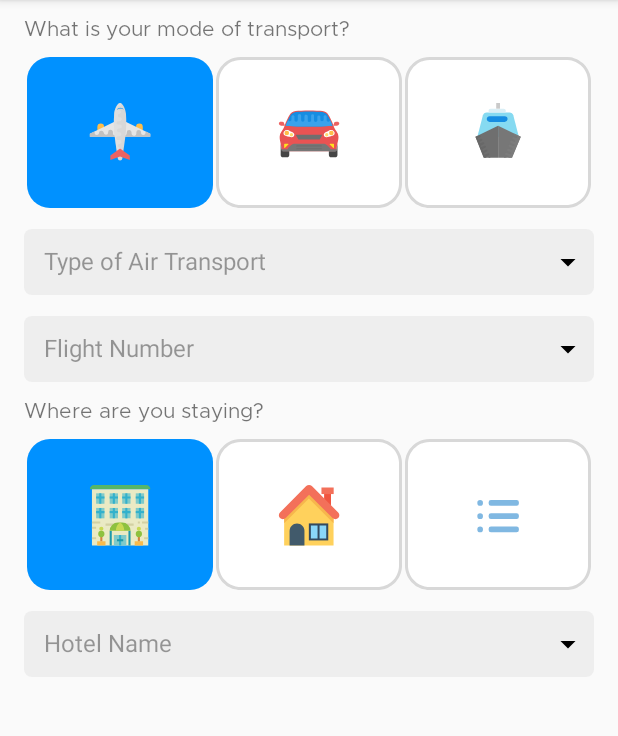
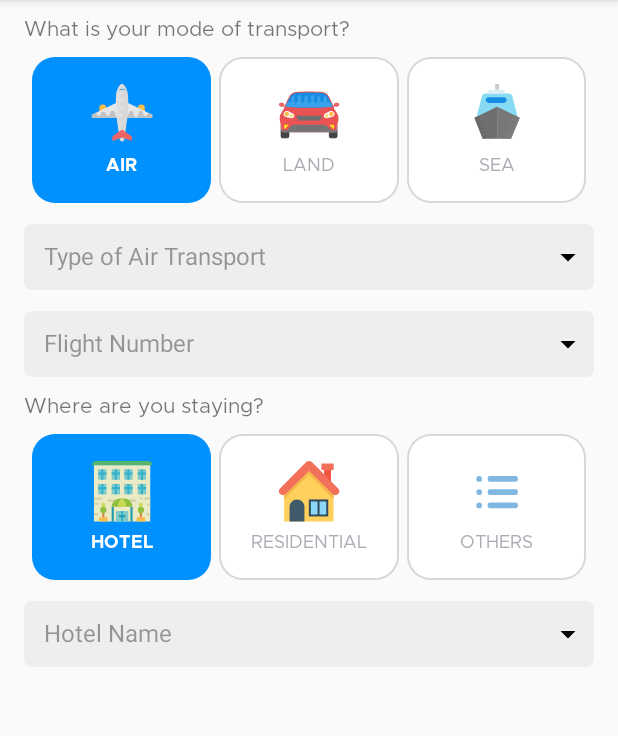
Before and after one commit to TORU0239/CustomSelector, an Android app: the screen it shows after launch (MainActivity), on a phone screen of 412 x 824 dp, the part 84-820 px from its top. Run offline under Robolectric (Android 15) with nearby library versions, the phone set to English and light mode, and no system bars.

```diff
--- a/app/src/main/java/sg/toru/customselector/view/CustomSelector.kt
+++ b/app/src/main/java/sg/toru/customselector/view/CustomSelector.kt
@@ -1,6 +1,10 @@
 package sg.toru.customselector.view
 
 import android.content.Context
+import android.graphics.Color
+import android.graphics.Typeface
+import android.graphics.fonts.Font
+import android.graphics.fonts.FontFamily
 import android.util.AttributeSet
 import android.view.LayoutInflater
 import android.view.View
@@ -8,6 +12,7 @@ import android.widget.ImageView
 import android.widget.TextView
 import androidx.constraintlayout.widget.ConstraintLayout
 import androidx.core.content.ContextCompat
+import androidx.core.content.res.ResourcesCompat
 import sg.toru.customselector.R
 import java.lang.IllegalStateException
 
@@ -40,9 +45,18 @@ class CustomSelector : ConstraintLayout {
 
     private var currentSelectedSubType:String = ""
 
+
+    private lateinit var metropolisBold:Typeface
+    private lateinit var metropolisRegular:Typeface
+    private fun initFont(){
+        metropolisBold = ResourcesCompat.getFont(context, R.font.metropolis_bold)!!
+        metropolisRegular = ResourcesCompat.getFont(context, R.font.metropolis_regular)!!
+    }
+
     private fun init(attrs:AttributeSet?){
         val view = LayoutInflater.from(context).inflate(R.layout.layout_cusom_selector, this, false)
         addView(view)
+        initFont()
         textHeader = view.findViewById(R.id.txt_head)
 
         button1 = view.findViewById(R.id.btn_first)
@@ -77,15 +91,25 @@ class CustomSelector : ConstraintLayout {
 
         when(currentSelectorType){
             KindOfSeelector.TRANSPORT->{
-                (button1.getChildAt(0) as ImageView).setImageResource(R.drawable.ic_plane)
-                (button2.getChildAt(0) as ImageView).setImageResource(R.drawable.ic_car)
-                (button3.getChildAt(0) as ImageView).setImageResource(R.drawable.ic_ship)
+                (button1.getChildAt(1) as ImageView).setImageResource(R.drawable.ic_plane)
+                (button1.getChildAt(2) as TextView).text = Transport.AIR.name
+
+                (button2.getChildAt(1) as ImageView).setImageResource(R.drawable.ic_car)
+                (button2.getChildAt(2) as TextView).text = Transport.LAND.name
+
+                (button3.getChildAt(1) as ImageView).setImageResource(R.drawable.ic_ship)
+                (button3.getChildAt(2) as TextView).text = Transport.SEA.name
             }
 
             KindOfSeelector.RESIDENCE->{
-                (button1.getChildAt(0) as ImageView).setImageResource(R.drawable.ic_hotel)
-                (button2.getChildAt(0) as ImageView).setImageResource(R.drawable.ic_residential)
-                (button3.getChildAt(0) as ImageView).setImageResource(R.drawable.ic_options)
+                (button1.getChildAt(1) as ImageView).setImageResource(R.drawable.ic_hotel)
+                (button1.getChildAt(2) as TextView).text = Residence.HOTEL.name
+
+                (button2.getChildAt(1) as ImageView).setImageResource(R.drawable.ic_residential)
+                (button2.getChildAt(2) as TextView).text = Residence.RESIDENTIAL.name
+
+                (button3.getChildAt(1) as ImageView).setImageResource(R.drawable.ic_options)
+                (button3.getChildAt(2) as TextView).text = Residence.OTHERS.name
             }
         }
 
@@ -126,18 +150,60 @@ class CustomSelector : ConstraintLayout {
         when(button){
             button1 ->{
                 button1.background = ContextCompat.getDrawable(context, R.drawable.rect_cornered_box_selected)
+                (button1.getChildAt(2) as TextView).apply {
+                    setTextColor(resources.getColor(R.color.selectedTextColor, null))
+                    typeface = metropolisBold
+                }
+
                 button2.background = ContextCompat.getDrawable(context, R.drawable.rect_cornered_box_unselected)
+                (button2.getChildAt(2) as TextView).apply {
+                    setTextColor(resources.getColor(R.color.basicTextColor, null))
+                    typeface = metropolisRegular
+                }
+
                 button3.background = ContextCompat.getDrawable(context, R.drawable.rect_cornered_box_unselected)
+                (button3.getChildAt(2) as TextView).apply {
+                    setTextColor(resources.getColor(R.color.basicTextColor, null))
+                    typeface = metropolisRegular
+                }
             }
             button2 ->{
                 button1.background = ContextCompat.getDrawable(context, R.drawable.rect_cornered_box_unselected)
+                (button1.getChildAt(2) as TextView).apply {
+                    typeface = metropolisRegular
+                    setTextColor(resources.getColor(R.color.basicTextColor, null))
+                }
+
                 button2.background = ContextCompat.getDrawable(context, R.drawable.rect_cornered_box_selected)
+                (button2.getChildAt(2) as TextView).apply {
+                    typeface = metropolisBold
+                    setTextColor(resources.getColor(R.color.selectedTextColor, null))
+                }
+
                 button3.background = ContextCompat.getDrawable(context, R.drawable.rect_cornered_box_unselected)
+                (button3.getChildAt(2) as TextView).apply {
+                    typeface = metropolisRegular
+                    setTextColor(resources.getColor(R.color.basicTextColor, null))
+                }
             }
             button3 ->{
                 button1.background = ContextCompat.getDrawable(context, R.drawable.rect_cornered_box_unselected)
+                (button1.getChildAt(2) as TextView).apply {
+                    typeface = metropolisRegular
+                    setTextColor(resources.getColor(R.color.basicTextColor, null))
+                }
+
                 button2.background = ContextCompat.getDrawable(context, R.drawable.rect_cornered_box_unselected)
+                (button2.getChildAt(2) as TextView).apply {
+                    typeface = metropolisRegular
+                    setTextColor(resources.getColor(R.color.basicTextColor, null))
+                }
+
                 button3.background = ContextCompat.getDrawable(context, R.drawable.rect_cornered_box_selected)
+                (button3.getChildAt(2) as TextView).apply {
+                    typeface = metropolisBold
+                    setTextColor(resources.getColor(R.color.selectedTextColor, null))
+                }
             }
             else -> throw IllegalStateException("WTF?")
         }
--- a/app/src/main/res/drawable/rect_cornered_box_unselected.xml
+++ b/app/src/main/res/drawable/rect_cornered_box_unselected.xml
@@ -4,8 +4,8 @@
     <solid
         android:color="@android:color/white"/>
     <stroke
-        android:width="2dp"
-        android:dashWidth="2dp"
+        android:width="1dp"
+        android:dashWidth="1dp"
         android:color="#d8d8d8"/>
     <corners
         android:radius="15dp"/>
--- a/app/src/main/res/layout/layout_cusom_selector.xml
+++ b/app/src/main/res/layout/layout_cusom_selector.xml
@@ -29,69 +29,44 @@
         app:layout_constraintStart_toStartOf="@id/guideline_start_16dp"
         app:layout_constraintTop_toTopOf="parent" />
 
-    <androidx.constraintlayout.widget.ConstraintLayout
+    <include
+        layout="@layout/layout_custom_button"
         android:id="@+id/btn_first"
         android:layout_width="0dp"
         android:layout_height="0dp"
         android:layout_marginTop="10dp"
-        android:background="@drawable/rect_cornered_box_selected"
-        app:layout_constraintWidth_percent="0.3"
+        app:layout_constraintWidth_percent="0.29"
         app:layout_constraintDimensionRatio="1.23:1"
+        app:layout_constraintStart_toStartOf="@id/guideline_start_16dp"
         app:layout_constraintEnd_toStartOf="@+id/btn_second"
-        app:layout_constraintStart_toStartOf="@id/guideline_start_16dp"
-        app:layout_constraintTop_toBottomOf="@id/txt_head">
-        <ImageView
-            android:id="@+id/image_first"
-            android:layout_width="wrap_content"
-            android:layout_height="wrap_content"
-            app:layout_constraintStart_toStartOf="parent"
-            app:layout_constraintTop_toTopOf="parent"
-            app:layout_constraintBottom_toBottomOf="parent"
-            app:layout_constraintEnd_toEndOf="parent"/>
-    </androidx.constraintlayout.widget.ConstraintLayout>
+        app:layout_constraintTop_toBottomOf="@id/txt_head"
+        app:layout_constraintHorizontal_chainStyle="packed"/>
 
-
-    <androidx.constraintlayout.widget.ConstraintLayout
+    <include
+        layout="@layout/layout_custom_button"
         android:id="@+id/btn_second"
         android:layout_width="0dp"
         android:layout_height="0dp"
         android:layout_marginTop="10dp"
-        android:background="@drawable/rect_cornered_box_unselected"
-        app:layout_constraintWidth_percent="0.3"
+        android:layout_marginStart="5dp"
+        android:layout_marginEnd="5dp"
+        app:layout_constraintWidth_percent="0.29"
         app:layout_constraintDimensionRatio="1.23:1"
-        app:layout_constraintEnd_toStartOf="@+id/btn_third"
-        app:layout_constraintStart_toEndOf="@+id/btn_first"
-        app:layout_constraintTop_toBottomOf="@id/txt_head">
-        <ImageView
-            android:id="@+id/image_second"
-            android:layout_width="wrap_content"
-            android:layout_height="wrap_content"
-            app:layout_constraintStart_toStartOf="parent"
-            app:layout_constraintTop_toTopOf="parent"
-            app:layout_constraintBottom_toBottomOf="parent"
-            app:layout_constraintEnd_toEndOf="parent"/>
-    </androidx.constraintlayout.widget.ConstraintLayout>
+        app:layout_constraintEnd_toStartOf="@+id/btn_first"
+        app:layout_constraintStart_toEndOf="@id/btn_third"
+        app:layout_constraintTop_toBottomOf="@id/txt_head"/>
 
-    <androidx.constraintlayout.widget.ConstraintLayout
+    <include
+        layout="@layout/layout_custom_button"
         android:id="@+id/btn_third"
         android:layout_width="0dp"
         android:layout_height="0dp"
         android:layout_marginTop="10dp"
-        android:background="@drawable/rect_cornered_box_unselected"
-        app:layout_constraintWidth_percent="0.3"
+        app:layout_constraintWidth_percent="0.29"
         app:layout_constraintDimensionRatio="1.23:1"
+        app:layout_constraintStart_toEndOf="@+id/btn_second"
         app:layout_constraintEnd_toEndOf="@id/guideline_end_16dp"
-        app:layout_constraintStart_toEndOf="@+id/btn_second"
-        app:layout_constraintTop_toBottomOf="@id/txt_head">
-        <ImageView
-            android:id="@+id/image_third"
-            android:layout_width="wrap_content"
-            android:layout_height="wrap_content"
-            app:layout_constraintStart_toStartOf="parent"
-            app:layout_constraintTop_toTopOf="parent"
-            app:layout_constraintBottom_toBottomOf="parent"
-            app:layout_constraintEnd_toEndOf="parent"/>
-    </androidx.constraintlayout.widget.ConstraintLayout>
+        app:layout_constraintTop_toBottomOf="@id/txt_head" />
 
     <TextView
         android:id="@+id/txt_selector_first_row"
--- /dev/null
+++ b/app/src/main/res/layout/layout_custom_button.xml
@@ -0,0 +1,33 @@
+<?xml version="1.0" encoding="utf-8"?>
+<androidx.constraintlayout.widget.ConstraintLayout xmlns:android="http://schemas.android.com/apk/res/android"
+    xmlns:app="http://schemas.android.com/apk/res-auto"
+    xmlns:tools="http://schemas.android.com/tools"
+    android:layout_width="match_parent"
+    android:layout_height="match_parent"
+    android:layout_marginTop="10dp"
+    android:background="@drawable/rect_cornered_box_unselected"
+    app:layout_constraintStart_toStartOf="parent"
+    app:layout_constraintTop_toTopOf="parent">
+    <androidx.constraintlayout.widget.Guideline
+        android:id="@+id/guideline_half"
+        android:layout_width="match_parent"
+        android:layout_height="wrap_content"
+        android:orientation="horizontal"
+        app:layout_constraintGuide_percent="0.6"/>
+    <ImageView
+        android:id="@+id/image_button"
+        android:layout_width="wrap_content"
+        android:layout_height="wrap_content"
+        tools:src="@drawable/ic_car"
+        app:layout_constraintStart_toStartOf="parent"
+        app:layout_constraintBottom_toTopOf="@id/guideline_half"
+        app:layout_constraintEnd_toEndOf="parent"/>
+    <TextView
+        android:layout_width="wrap_content"
+        android:layout_height="wrap_content"
+        android:layout_marginTop="5dp"
+        android:textSize="12sp"
+        app:layout_constraintStart_toStartOf="parent"
+        app:layout_constraintTop_toBottomOf="@id/guideline_half"
+        app:layout_constraintEnd_toEndOf="parent"/>
+</androidx.constraintlayout.widget.ConstraintLayout>
--- a/app/src/main/res/values/colors.xml
+++ b/app/src/main/res/values/colors.xml
@@ -3,4 +3,7 @@
 	<color name="colorPrimary">#6200EE</color>
 	<color name="colorPrimaryDark">#3700B3</color>
 	<color name="colorAccent">#03DAC5</color>
+
+	<color name="basicTextColor">#acabb4</color>
+	<color name="selectedTextColor">@android:color/white</color>
 </resources>
```
